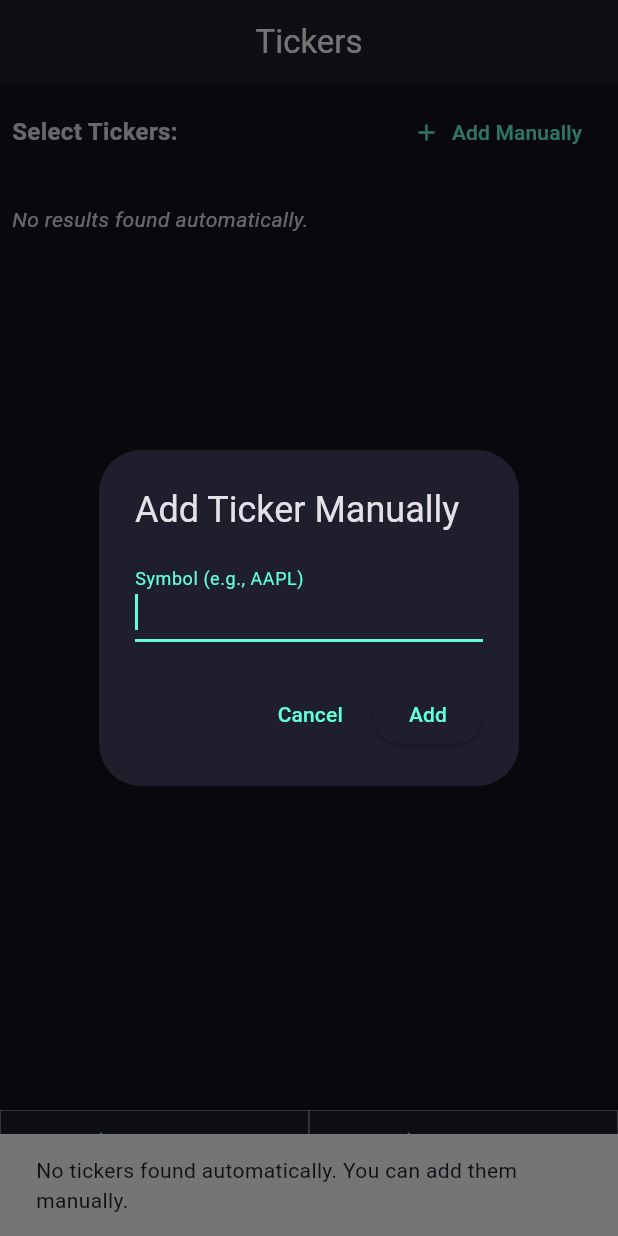
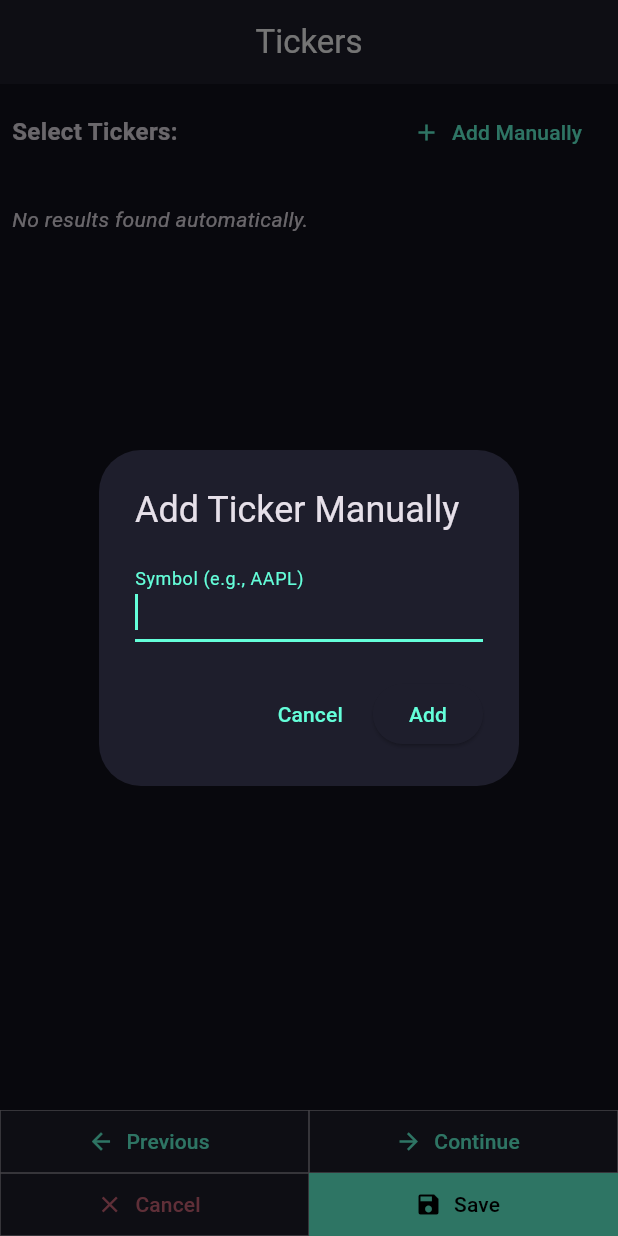
Before and after one commit to garrese/pocket-isins, a Flutter app: the MarketsStepScreen screen opened directly with empty values, after a tap on "Add Manually", on a phone screen of 412 x 824 dp. Run offline on Flutter 3.47's test engine with Material 3 defaults, Android fonts, the phone set to English and light mode, and no system bars; our stand-ins replace dio, drift, file_picker, fl_chart, flutter_markdown_plus, flutter_riverpod and 7 more; missing offline and left inert: sqlite3; accounts and stored records are empty; generated files the repository leaves out were written again.

Commit message:
feat: Replace standard snackbars with floating ephemeral toasts
- Created `ToastUtils` to centralize toast display logic.
- Toasts now appear at ~33% screen height from the bottom.
- They are ephemeral (1.5s duration).
- Swiping down is disabled.
- Tapping anywhere on the toast dismisses it immediately.
- Replaced all uses of `ScaffoldMessenger.of(context).showSnackBar` with `ToastUtils.show`.

Co-authored-by: garrese <49403460+garrese@users.noreply.github.com>

```diff
--- a/lib/core/settings/presentation/developer_options_screen.dart
+++ b/lib/core/settings/presentation/developer_options_screen.dart
@@ -8,6 +8,7 @@ import 'purge_data_screen.dart';
 import '../../../core/services/log/talker_provider.dart';
 import '../../widgets/constrained_width.dart';
 import '../../../core/widgets/custom_app_bar.dart';
+import 'package:pocket_isins/core/utils/toast_utils.dart';
 
 class DeveloperOptionsScreen extends ConsumerWidget {
   const DeveloperOptionsScreen({super.key});
@@ -134,9 +135,7 @@ class DeveloperOptionsScreen extends ConsumerWidget {
               );
               talker.verbose('Test Long Log (>5000 chars)\n$longString');
 
-              ScaffoldMessenger.of(context).showSnackBar(
-                const SnackBar(content: Text('Test logs generated!')),
-              );
+              ToastUtils.show(context, 'Test logs generated!');
             },
           ),
         ],
--- /dev/null
+++ b/lib/core/utils/toast_utils.dart
@@ -0,0 +1,32 @@
+import 'package:flutter/material.dart';
+
+class ToastUtils {
+  static void show(BuildContext context, String message) {
+    final messenger = ScaffoldMessenger.of(context);
+    // Hide any currently showing snackbar first
+    messenger.hideCurrentSnackBar();
+
+    final screenHeight = MediaQuery.of(context).size.height;
+    final bottomMargin = screenHeight * 0.33;
+
+    messenger.showSnackBar(
+      SnackBar(
+        content: GestureDetector(
+          onTap: () {
+            messenger.hideCurrentSnackBar();
+          },
+          behavior: HitTestBehavior.opaque,
+          child: Text(message),
+        ),
+        behavior: SnackBarBehavior.floating,
+        margin: EdgeInsets.only(
+          bottom: bottomMargin,
+          left: 16.0,
+          right: 16.0,
+        ),
+        duration: const Duration(milliseconds: 1500),
+        dismissDirection: DismissDirection.none,
+      ),
+    );
+  }
+}
--- a/lib/features/portfolio/presentation/screens/markets_step_screen.dart
+++ b/lib/features/portfolio/presentation/screens/markets_step_screen.dart
@@ -11,6 +11,7 @@ import 'registered_name_step_screen.dart';
 import 'wizard_bottom_actions.dart';
 import '../../../../core/widgets/constrained_width.dart';
 import '../../../../core/widgets/custom_app_bar.dart';
+import 'package:pocket_isins/core/utils/toast_utils.dart';
 
 class MarketsStepScreen extends ConsumerStatefulWidget {
   final IsinFormData formData;
@@ -174,13 +175,9 @@ class _MarketsStepScreenState extends ConsumerState<MarketsStepScreen> {
 
       if (mergedResults.isEmpty) {
         if (mounted) {
-          ScaffoldMessenger.of(context).showSnackBar(
-            const SnackBar(
-              content: Text(
+          ToastUtils.show(context,
                 'No tickers found automatically. You can add them manually.',
-              ),
-            ),
-          );
+              );
           setState(() {
             _isLoading = false;
           });
@@ -193,9 +190,7 @@ class _MarketsStepScreenState extends ConsumerState<MarketsStepScreen> {
     } catch (e, stack) {
       if (mounted) {
         ref.read(talkerProvider).handle(e, stack, 'Error searching tickers');
-        ScaffoldMessenger.of(
-          context,
-        ).showSnackBar(SnackBar(content: Text('Error searching tickers: $e')));
+          ToastUtils.show(context, 'Error searching tickers: $e');
       }
     } finally {
       if (mounted) {
@@ -310,20 +305,10 @@ class _MarketsStepScreenState extends ConsumerState<MarketsStepScreen> {
           ),
         );
         if (showSnackbar) {
-          ScaffoldMessenger.of(context).showSnackBar(
-            SnackBar(
-              content: Text('Added ticker: $symbol'),
-              duration: const Duration(seconds: 1),
-            ),
-          );
+          ToastUtils.show(context, 'Added ticker: $symbol');
         }
       } else if (showSnackbar) {
-        ScaffoldMessenger.of(context).showSnackBar(
-          SnackBar(
-            content: Text('Ticker $symbol is already in the list.'),
-            duration: const Duration(seconds: 1),
-          ),
-        );
+        ToastUtils.show(context, 'Ticker $symbol is already in the list.');
       }
     });
   }
@@ -423,11 +408,7 @@ class _MarketsStepScreenState extends ConsumerState<MarketsStepScreen> {
           _addMarketFromSearch(foundQuote);
         } else {
           if (mounted) {
-            ScaffoldMessenger.of(context).showSnackBar(
-              SnackBar(
-                content: Text('Could not find ticker data for symbol: $symbol'),
-              ),
-            );
+            ToastUtils.show(context, 'Could not find ticker data for symbol: $symbol');
           }
         }
       } catch (e, stack) {
@@ -435,9 +416,7 @@ class _MarketsStepScreenState extends ConsumerState<MarketsStepScreen> {
           ref
               .read(talkerProvider)
               .handle(e, stack, 'Error manually adding ticker');
-          ScaffoldMessenger.of(
-            context,
-          ).showSnackBar(SnackBar(content: Text('Error finding ticker: $e')));
+          ToastUtils.show(context, 'Error finding ticker: $e');
         }
       } finally {
         if (mounted) {
@@ -451,11 +430,7 @@ class _MarketsStepScreenState extends ConsumerState<MarketsStepScreen> {
 
   Future<void> _saveTransaction() async {
     if (widget.formData.tickers.isEmpty) {
-      ScaffoldMessenger.of(context).showSnackBar(
-        const SnackBar(
-          content: Text('Please add at least one ticker before saving.'),
-        ),
-      );
+      ToastUtils.show(context, 'Please add at least one ticker before saving.');
       return;
     }
 
@@ -472,9 +447,7 @@ class _MarketsStepScreenState extends ConsumerState<MarketsStepScreen> {
           );
 
       if (mounted) {
-        ScaffoldMessenger.of(context).showSnackBar(
-          const SnackBar(content: Text('ISIN saved successfully!')),
-        );
+        ToastUtils.show(context, 'ISIN saved successfully!');
         if (widget.isEditing) {
           Navigator.of(context).pop('SAVED');
         } else {
@@ -486,9 +459,7 @@ class _MarketsStepScreenState extends ConsumerState<MarketsStepScreen> {
         ref
             .read(talkerProvider)
             .handle(e, stack, 'Error saving ISIN from Tickers step');
-        ScaffoldMessenger.of(
-          context,
-        ).showSnackBar(SnackBar(content: Text('Error saving: $e')));
+          ToastUtils.show(context, 'Error saving: $e');
       }
     }
   }
```
Also changed, not shown: lib/core/settings/presentation/purge_data_screen.dart (+3 -9 lines), lib/features/bot/presentation/byok_config_screen.dart (+3 -6 lines), lib/features/portfolio/presentation/portfolio_screen.dart (+5 -16 lines), lib/features/portfolio/presentation/screens/additional_data_step_screen.dart (+3 -6 lines), lib/features/portfolio/presentation/screens/isin_summary_screen.dart (+2 -7 lines), lib/features/portfolio/presentation/screens/registered_name_step_screen.dart (+4 -9 lines).
